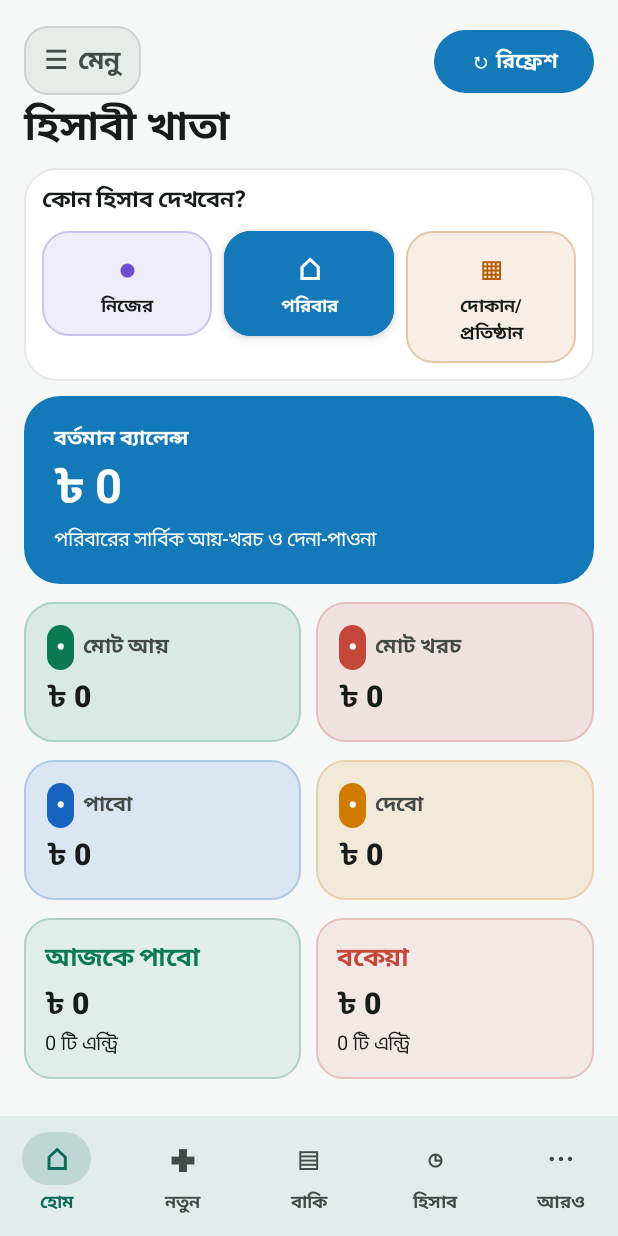
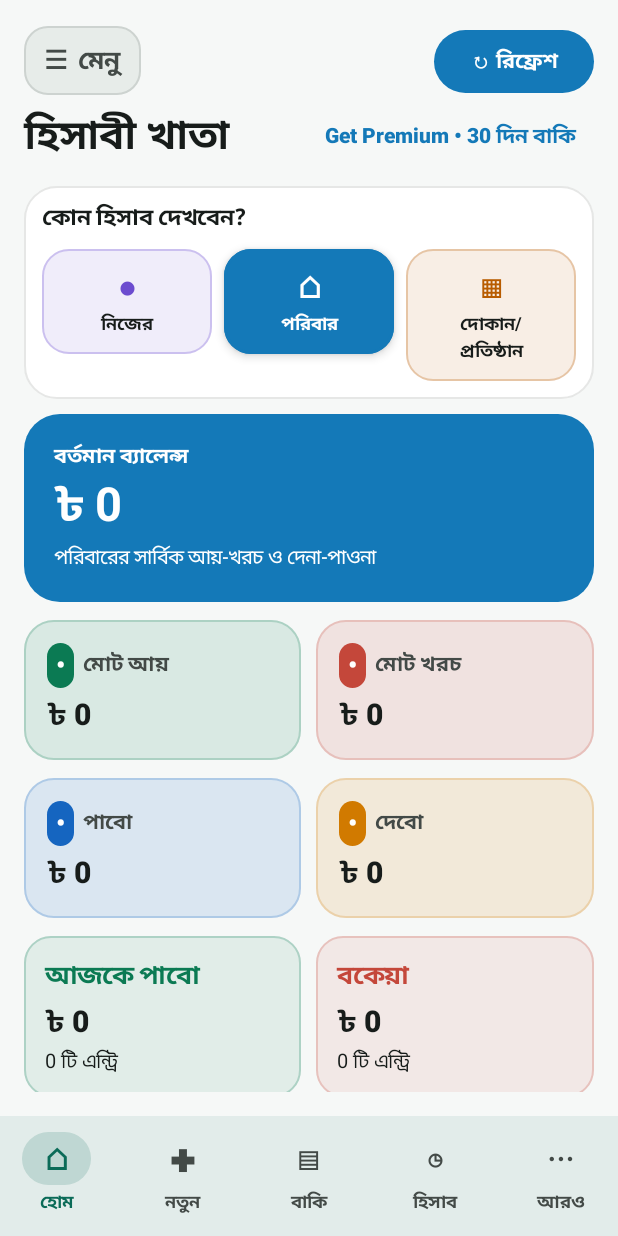
Before and after one commit to Uddinmezbah/Familykhata.Android_source, an Android app built with Jetpack Compose: the screen it shows after launch (MainActivity), after a tap on "বাংলা", on a phone screen of 412 x 824 dp. Run offline under Robolectric (Android 15) with nearby library versions, the light colour scheme and no system bars; our stand-ins replace Room's generated code; 2 statements that could not run were skipped.

Commit message:
Show premium status beside home title

```diff
--- a/app/src/main/java/com/familykhata/app/ui/FamilyKhataApp.kt
+++ b/app/src/main/java/com/familykhata/app/ui/FamilyKhataApp.kt
@@ -253,6 +253,14 @@ fun FamilyKhataApp(viewModel: FamilyKhataViewModel) {
                     )
 
                     if (tab == Tab.DASHBOARD) {
+                        Row(
+                            modifier =
+                                Modifier.fillMaxWidth(),
+                            horizontalArrangement =
+                                Arrangement.SpaceBetween,
+                            verticalAlignment =
+                                Alignment.CenterVertically
+                        ) {
                             Text(
                                 v15Text(
                                     "হিসাবী খাতা",
@@ -263,6 +271,51 @@ fun FamilyKhataApp(viewModel: FamilyKhataViewModel) {
                                 fontWeight =
                                     FontWeight.ExtraBold
                             )
+
+                            if (trialStatus.premiumUnlocked) {
+                                Text(
+                                    v15Text(
+                                        "Premium ✓",
+                                        "Premium ✓"
+                                    ),
+                                    style =
+                                        MaterialTheme.typography.labelLarge,
+                                    fontWeight =
+                                        FontWeight.ExtraBold,
+                                    color = IncomeAccent
+                                )
+                            } else {
+                                TextButton(
+                                    onClick = {
+                                        V15DeepNavigationState.clear()
+                                        tab = Tab.MORE
+                                    }
+                                ) {
+                                    Text(
+                                        if (trialStatus.expired) {
+                                            v15Text(
+                                                "Get Premium",
+                                                "Get Premium"
+                                            )
+                                        } else {
+                                            v15Text(
+                                                "Get Premium • ${trialStatus.daysRemaining} দিন বাকি",
+                                                "Get Premium • ${trialStatus.daysRemaining} days left"
+                                            )
+                                        },
+                                        fontWeight =
+                                            FontWeight.ExtraBold,
+                                        color =
+                                            if (trialStatus.expired)
+                                                ExpenseAccent
+                                            else
+                                                workspaceAccent(
+                                                    workspace
+                                                )
+                                    )
+                                }
+                            }
+                        }
 
                         Spacer(
                             Modifier.height(8.dp)
```
Lines whose indentation alone changed are shown as unchanged.
